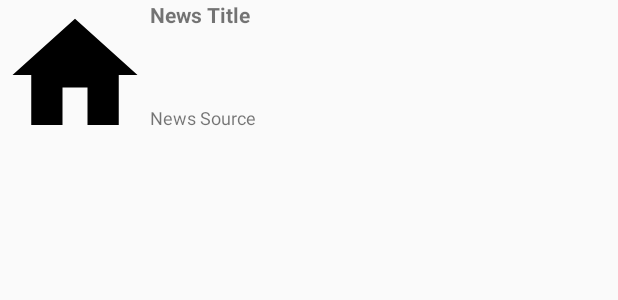
After one commit to MilanGhimire/Covid19, an Android app: the layout item_news_preview.xml on its own in the app's theme, with its tools: preview values and no code run, on a phone screen of 412 x 824 dp. The commit adds this screen. Shown: the top 300 px of the screen. Run offline under Robolectric (Android 15) with nearby library versions, the phone set to English and light mode, and no system bars.

Commit message:
News Preview rough design added.

```diff
--- /dev/null
+++ b/app/src/main/res/layout/item_news_preview.xml
@@ -0,0 +1,41 @@
+<?xml version="1.0" encoding="utf-8"?>
+<RelativeLayout
+    xmlns:android="http://schemas.android.com/apk/res/android"
+    android:layout_width="match_parent"
+    android:layout_height="100dp"
+    android:orientation="horizontal">
+
+    <ImageView
+        android:id="@+id/ivNewsImage"
+        android:layout_width="100dp"
+        android:layout_height="100dp"
+        android:layout_alignParentStart="true"
+        android:src="@drawable/ic_home"/>
+
+    <LinearLayout
+        android:layout_width="match_parent"
+        android:layout_height="match_parent"
+        android:layout_toEndOf="@+id/ivNewsImage"
+        android:weightSum="5"
+        android:orientation="vertical">
+
+        <TextView
+            android:layout_width="match_parent"
+            android:layout_height="wrap_content"
+            android:layout_gravity="top"
+            android:textStyle="bold"
+            android:textSize="14sp"
+            android:layout_weight="4"
+            android:text="@string/news_title" />
+
+        <TextView
+            android:layout_width="wrap_content"
+            android:layout_height="wrap_content"
+            android:layout_gravity="bottom"
+            android:textSize="12sp"
+            android:layout_weight="1"
+            android:text="@string/news_source" />
+
+    </LinearLayout>
+
+</RelativeLayout>
--- a/app/src/main/res/values/strings.xml
+++ b/app/src/main/res/values/strings.xml
@@ -14,4 +14,6 @@
     <string name="find_out_more_on_staying_safe">Find out more on staying safe</string>
     <string name="total">Total</string>
     <string name="today">Today</string>
+    <string name="news_source">News Source</string>
+    <string name="news_title">News Title</string>
 </resources>
```
